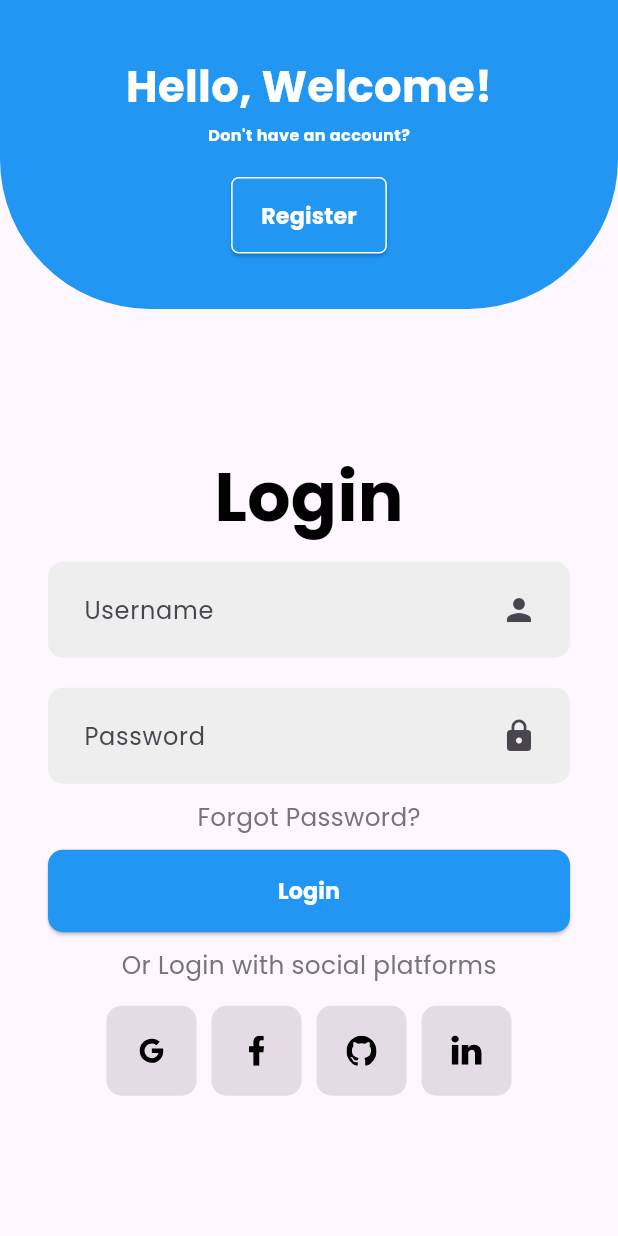
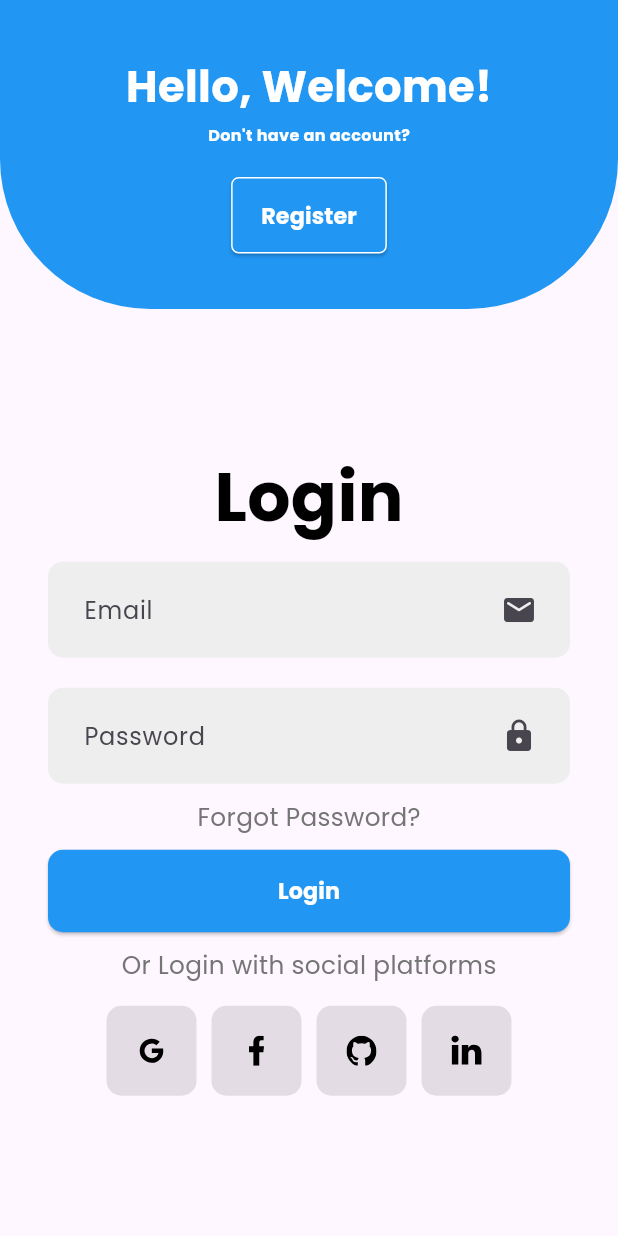
Before and after one commit to Maheresio/WeatherMate, a Flutter app: the screen it shows after launch, on a phone screen of 412 x 824 dp. Run offline on Flutter 3.47's test engine with Material 3 defaults, Android fonts, the phone set to English and light mode, and no system bars; our stand-ins replace bloc, dartz, device_preview, firebase_auth, firebase_core, flutter_bloc and 4 more; accounts and stored records are empty.

Commit message:
refactor login form to use controllers and add validation and bloc consumer

```diff
--- a/lib/features/auth/presentation/view/login/widgets/login_fields.dart
+++ b/lib/features/auth/presentation/view/login/widgets/login_fields.dart
@@ -1,25 +1,33 @@
 import 'package:flutter/material.dart';
 
+import '../../../../../../core/helpers/validation_methods.dart';
 import '../../../../../../core/utils/app_strings.dart';
 import '../../components/styled_text_form_field.dart';
 
 class LoginFields extends StatelessWidget {
-  const LoginFields({super.key});
+  const LoginFields(
+      {super.key,
+      required this.emailController,
+      required this.passwordController});
 
+  final TextEditingController emailController;
+  final TextEditingController passwordController;
   @override
   Widget build(BuildContext context) {
     return Column(
       spacing: 20,
       children: [
         StyledTextFormField(
-          labelText: AppStrings.username,
-          suffixIcon: Icons.person,
-          controller: TextEditingController(),
+          labelText: AppStrings.email,
+          suffixIcon: Icons.email_rounded,
+          controller: emailController,
+          validator: (value) => emailValidator(value),
         ),
         StyledTextFormField(
           labelText: AppStrings.password,
           suffixIcon: Icons.lock,
-          controller: TextEditingController(),
+          controller: passwordController,
+          validator: (value) => passwordValidator(value),
         ),
       ],
     );
--- a/lib/features/auth/presentation/view/login/widgets/login_form.dart
+++ b/lib/features/auth/presentation/view/login/widgets/login_form.dart
@@ -1,19 +1,40 @@
 import 'package:flutter/material.dart';
+import 'package:flutter_bloc/flutter_bloc.dart';
+import 'package:weather_mate/features/auth/presentation/controller/auth_cubit.dart';
 
+import '../../../../../../core/utils/app_colors.dart';
 import '../../../../../../core/utils/app_strings.dart';
 import '../../../../../../core/utils/app_styles.dart';
 import '../../components/auth_button.dart';
 import 'login_fields.dart';
 import '../../components/social_auth_section.dart';
 
-class LoginForm extends StatelessWidget {
+class LoginForm extends StatefulWidget {
   const LoginForm({
     super.key,
   });
 
   @override
+  State<LoginForm> createState() => _LoginFormState();
+}
+
+class _LoginFormState extends State<LoginForm> {
+  final _formKey = GlobalKey<FormState>();
+  final TextEditingController emailController = TextEditingController();
+  final TextEditingController passwordController = TextEditingController();
+
+  @override
+  void dispose() {
+    emailController.dispose();
+    passwordController.dispose();
+    super.dispose();
+  }
+
+  @override
   Widget build(BuildContext context) {
-    return Column(
+    return Form(
+      key: _formKey,
+      child: Column(
         mainAxisAlignment: MainAxisAlignment.center,
         spacing: 10,
         children: [
@@ -21,17 +42,52 @@ class LoginForm extends StatelessWidget {
             AppStrings.login,
             style: AppStyles.textStyleBold55(context),
           ),
-        LoginFields(),
+          LoginFields(
+            emailController: emailController,
+            passwordController: passwordController,
+          ),
           Text(
             AppStrings.forgotPassword,
             style: AppStyles.textStyleNormal20(context),
           ),
-        AuthButton(
+          BlocConsumer<AuthCubit, AuthState>(
+            listener: (context, state) {
+              if (state is AuthFailure) {
+                ScaffoldMessenger.of(context).showSnackBar(
+                  SnackBar(
+                    backgroundColor: Colors.redAccent,
+                    content: Text(state.message),
+                  ),
+                );
+              }
+
+              if (state is AuthSuccess) {}
+            },
+            builder: (context, state) {
+              if (state is AuthLoading) {
+                return Center(
+                  child: const CircularProgressIndicator(
+                    color: AppColors.primaryColor,
+                  ),
+                );
+              }
+
+              return AuthButton(
                 buttonText: AppStrings.login,
-          onPressed: () {},
+                onPressed: () {
+                  if (_formKey.currentState!.validate()) {
+                    context.read<AuthCubit>().loginWithEmailAndPassword(
+                          email: emailController.text,
+                          password: passwordController.text,
+                        );
+                  }
+                },
+              );
+            },
           ),
           SocialAuthSection(),
         ],
+      ),
     );
   }
 }
```
Lines whose indentation alone changed are shown as unchanged.
